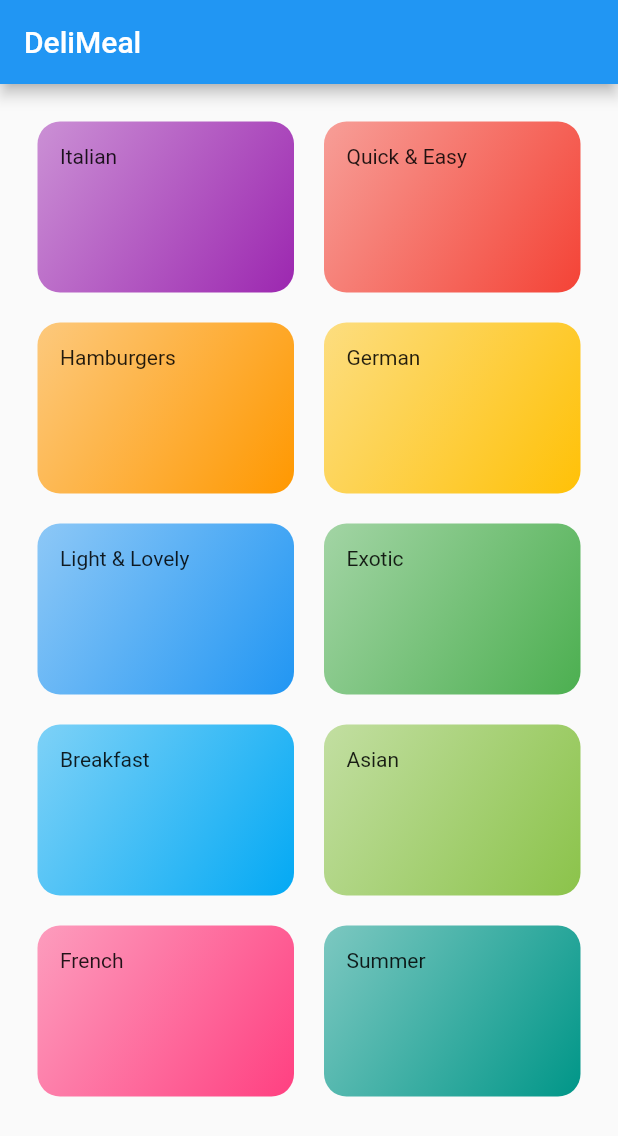
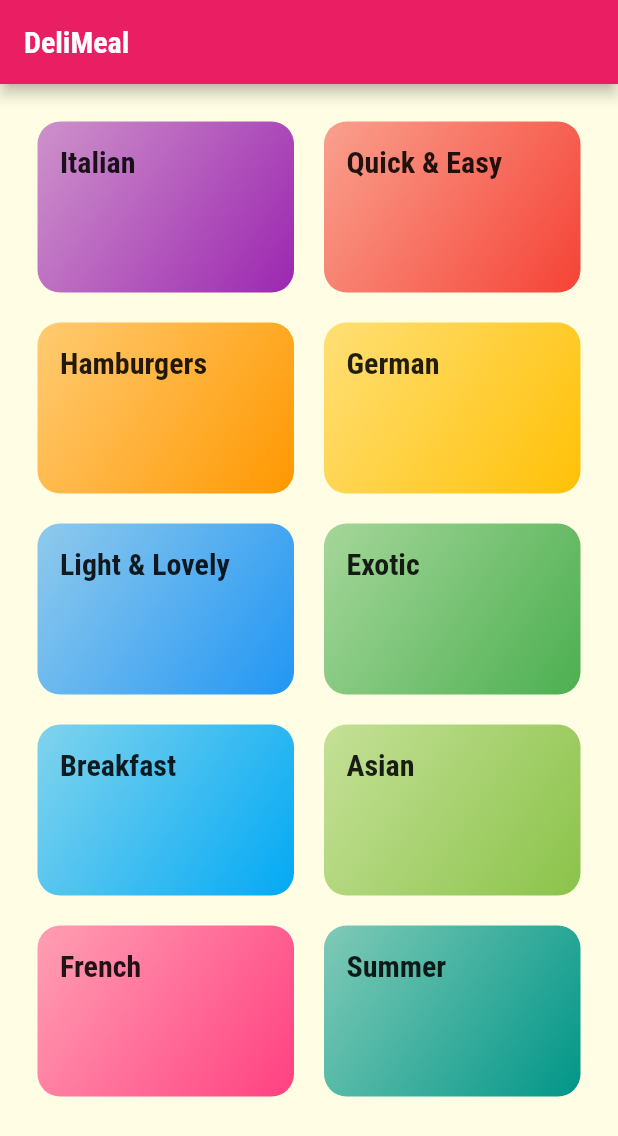
Before and after one commit to mubinbin/meals_app, a Flutter app: the screen it shows after launch, on a phone screen of 412 x 824 dp. Shown: the top 1136 px of the screen. Run offline on Flutter 3.47's test engine with Material 2 defaults, Android fonts, the phone set to English and light mode, and no system bars.

Commit message:
added new font files and more styles for the grid view

```diff
--- a/lib/category_item.dart
+++ b/lib/category_item.dart
@@ -25,7 +25,10 @@ class CategoryItem extends StatelessWidget {
         ),
       ),
       // borderRadius: BorderRadiusGeometry(),),),),
-      child: Text(itemTitle),
+      child: Text(
+        itemTitle,
+        style: Theme.of(context).textTheme.headline6,
+      ),
     );
   }
 }
--- a/lib/main.dart
+++ b/lib/main.dart
@@ -13,18 +13,17 @@ class MyApp extends StatelessWidget {
   @override
   Widget build(BuildContext context) {
     return MaterialApp(
-      title:'DeliMeals',
+      title: 'DeliMeals',
       theme: ThemeData(
-        // This is the theme of your application.
-        //
-        // Try running your application with "flutter run". You'll see the
-        // application has a blue toolbar. Then, without quitting the app, try
-        // changing the primarySwatch below to Colors.green and then invoke
-        // "hot reload" (press "r" in the console where you ran "flutter run",
-        // or simply save your changes to "hot reload" in a Flutter IDE).
-        // Notice that the counter didn't reset back to zero; the application
-        // is not restarted.
-        primarySwatch: Colors.blue,
+        primarySwatch: Colors.pink,
+        accentColor: Colors.amber,
+        canvasColor: const Color.fromRGBO(255, 254, 229, 1),
+        fontFamily: "Raleway",
+        textTheme: ThemeData.light().textTheme.copyWith(
+          bodyText1: const TextStyle(color: Color.fromRGBO(20, 51, 51, 1)),
+          bodyText2: const TextStyle(color: Color.fromRGBO(20, 51, 51, 1)),
+          headline6: const TextStyle(fontFamily: "RobotoCondensed", fontSize: 20, fontWeight: FontWeight.bold)
+        ),
       ),
       home: const CategoriesScreen(),
     );
```
Also changed, not shown: pubspec.yaml (+17 -11 lines), assets/fonts/Raleway-Black.ttf (added), assets/fonts/Raleway-Bold.ttf (added), assets/fonts/Raleway-Regular.ttf (added), assets/fonts/RobotoCondensed-Bold.ttf (added), assets/fonts/RobotoCondensed-Italic.ttf (added), assets/fonts/RobotoCondensed-Light.ttf (added), assets/fonts/RobotoCondensed-Regular.ttf (added).
